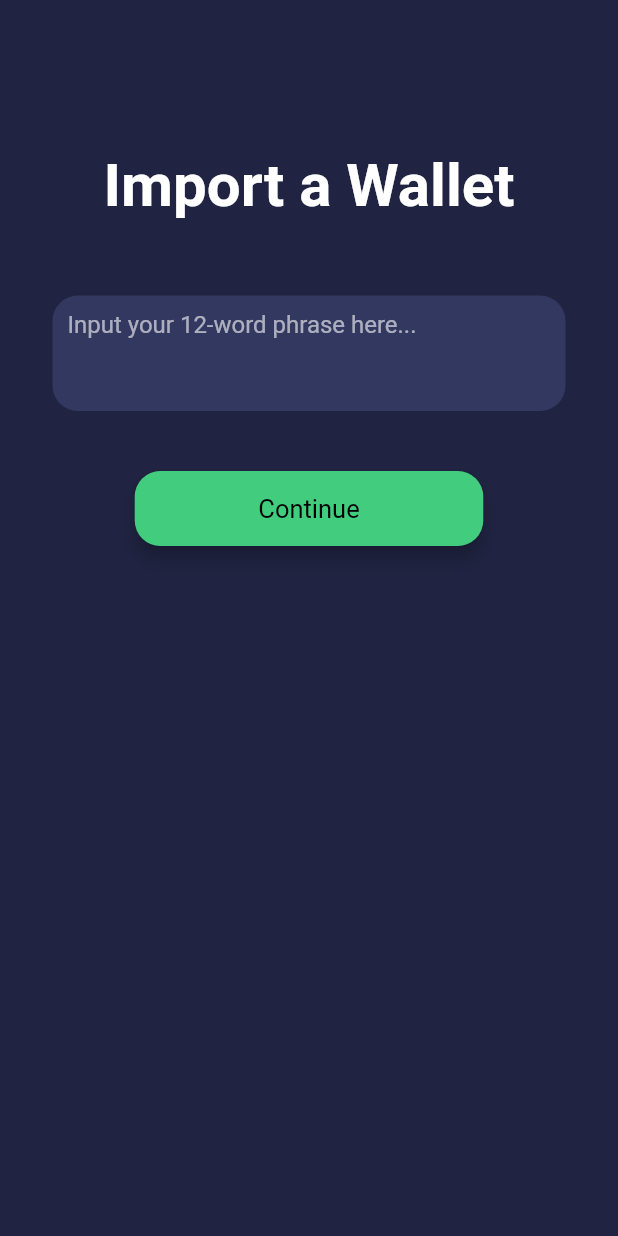
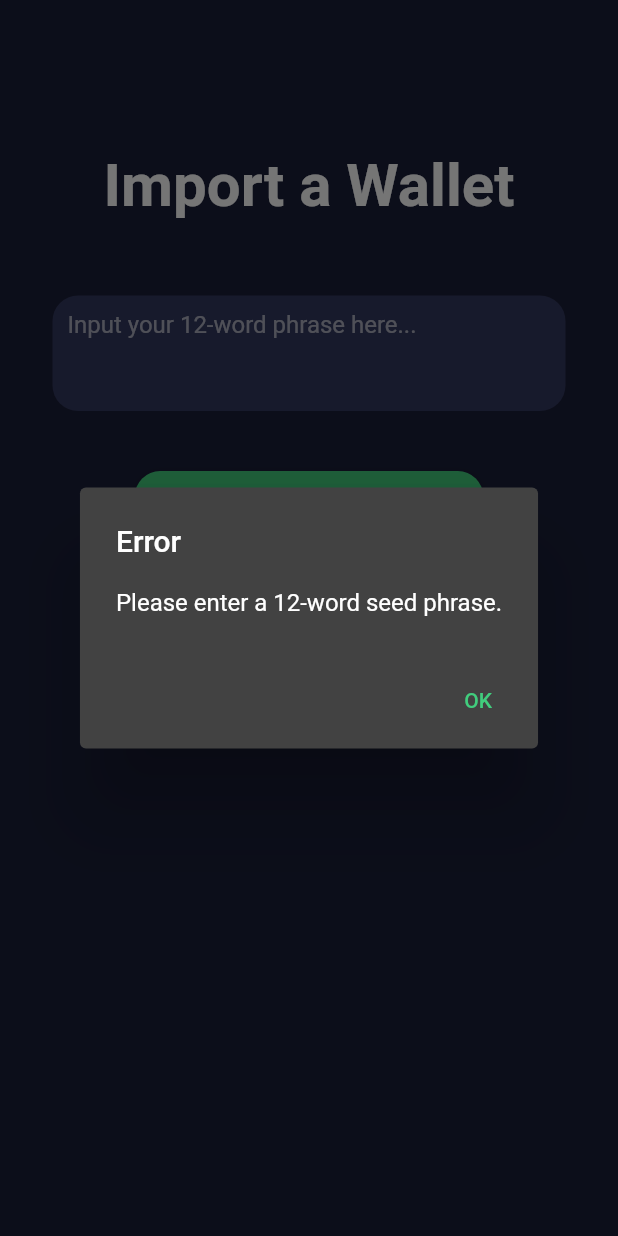
Before and after one commit to ya27hw/wallet, a Flutter app: the ImportWallet screen opened directly, after a tap on "Continue", on a phone screen of 412 x 824 dp. Run offline on Flutter 3.47's test engine with Material 2 defaults, Android fonts, the phone set to English and light mode, and no system bars.

Commit message:
Cleanup of code

```diff
--- a/lib/login/import_wallet.dart
+++ b/lib/login/import_wallet.dart
@@ -1,4 +1,5 @@
 import 'package:flutter/material.dart';
+import 'package:eth_wallet/util/library.dart' as utils;
 
 class ImportWallet extends StatefulWidget {
   const ImportWallet({Key? key}) : super(key: key);
@@ -8,37 +9,35 @@ class ImportWallet extends StatefulWidget {
 }
 
 class _ImportWalletState extends State<ImportWallet> {
+  TextEditingController seedPhraseController = TextEditingController();
+
   @override
   Widget build(BuildContext context) {
-    double width = MediaQuery.of(context).size.width;
-    double height = MediaQuery.of(context).size.height;
+    // double width = MediaQuery.of(context).size.width;
+    // double height = MediaQuery.of(context).size.height;
     return Scaffold(
       body: Container(
         width: double.infinity,
         height: double.infinity,
-        decoration: const BoxDecoration(
-          color: Color(0xFF202442)
-        ),
-
+        decoration: const BoxDecoration(color: Color(0xFF1B1E38)),
         child: Column(
           children: <Widget>[
             const Padding(
               padding: EdgeInsets.only(top: 100),
               child: Text(
                 "Import a Wallet",
-                style: TextStyle(
-                    fontSize: 40,
-                    fontWeight: FontWeight.bold),
+                style: TextStyle(fontSize: 40, fontWeight: FontWeight.bold),
               ),
             ),
             Padding(
-              padding: const EdgeInsets.only(top : 50, left: 35, right: 35),
+              padding: const EdgeInsets.only(top: 50, left: 35, right: 35),
               child: Container(
                 //padding: EdgeInsets.only(bottom: 20),
                 decoration: BoxDecoration(
                     color: Color(0xFF32385F),
                     borderRadius: BorderRadius.circular(17)),
                 child: TextFormField(
+                  controller: seedPhraseController,
                   maxLines: 3,
                   decoration: const InputDecoration(
                     contentPadding: EdgeInsets.all(10),
@@ -48,26 +47,35 @@ class _ImportWalletState extends State<ImportWallet> {
                 ),
               ),
             ),
-
             Padding(
-        padding: const EdgeInsets.only(top : 40),
+              padding: const EdgeInsets.only(top: 40),
+              // CONTINUE Button
               child: ElevatedButton(
                 child: const Text("Continue"),
                 style: ElevatedButton.styleFrom(
                   textStyle: const TextStyle(fontSize: 17),
-            padding: EdgeInsets.symmetric(horizontal: width * 0.20, vertical: 15),
+                  padding: EdgeInsets.symmetric(
+                      horizontal: utils.getWidth(context) * 0.20, vertical: 15),
                   onPrimary: Colors.black,
                   primary: const Color(0xFF41CD7D),
                   onSurface: Colors.grey,
                   elevation: 5,
-            shape: RoundedRectangleBorder(borderRadius: BorderRadius.circular(17)),
+                  shape: RoundedRectangleBorder(
+                      borderRadius: BorderRadius.circular(17)),
                 ),
-          onPressed:() {
+                onPressed: () {
+                  var seedList = seedPhraseController.text.split(" ");
 
+                  if (seedList.length != 12) {
+                    // Show error message
+                    utils.Helper().showADialog(context, "Error",
+                        "Please enter a 12-word seed phrase.");
+                  } else {
+                    // Move onto TODO page
+                  }
                 },
               ),
             ),
-
           ],
         ),
       ),
--- /dev/null
+++ b/lib/util/constants.dart
@@ -0,0 +1,9 @@
+import 'package:flutter/material.dart';
+
+double getWidth(BuildContext context) {
+  return MediaQuery.of(context).size.width;
+}
+
+double getHeight(BuildContext context) {
+  return MediaQuery.of(context).size.height;
+}
--- a/lib/util/library.dart
+++ b/lib/util/library.dart
@@ -1 +1,2 @@
 export 'widgets.dart';
+export 'constants.dart';
--- a/lib/util/widgets.dart
+++ b/lib/util/widgets.dart
@@ -25,4 +25,24 @@ class Helper {
     );
   }
 
+  Future showADialog(BuildContext context, String title, String content) {
+    return showDialog(
+      context: context,
+      builder: (BuildContext context) {
+        return AlertDialog(
+          title:  Text(title),
+          content:  Text(content),
+          actions: <Widget>[
+            TextButton(
+              child: const Text("OK"),
+              onPressed: () {
+                Navigator.of(context).pop();
+              },
+            ),
+          ],
+        );
+      },
+    );
+  }
+
 }
```
Also changed, not shown: lib/login/splash.dart (+8 -9 lines), lib/main.dart (+6 -9 lines). Lines whose indentation alone changed are shown as unchanged.
